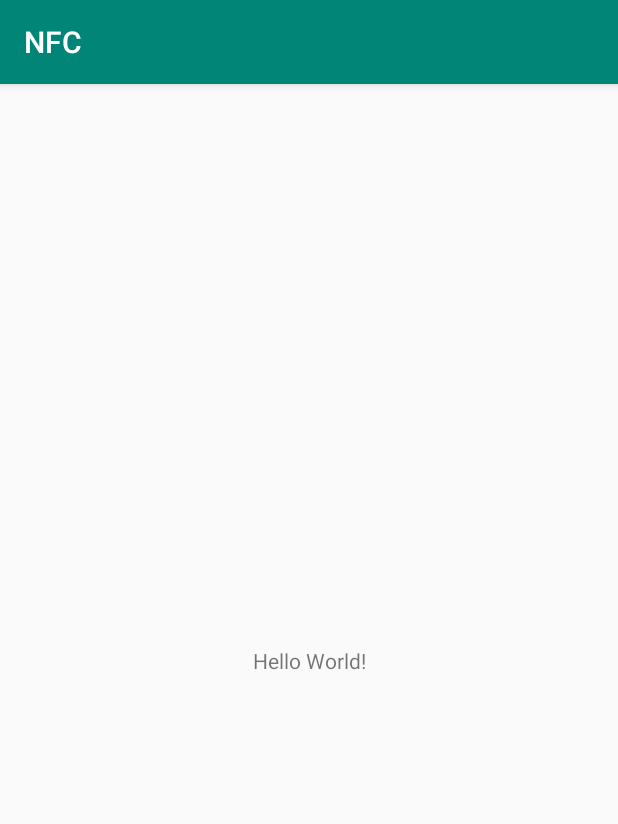
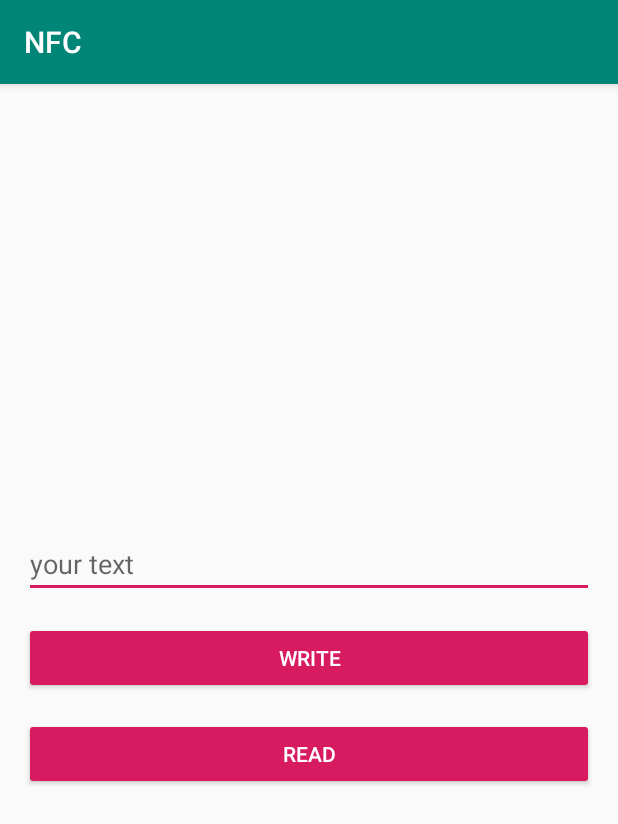
Before and after one commit to loisenjoki/NFC-Read-Write, an Android app: the screen it shows after launch (MainActivity), on a phone screen of 412 x 824 dp. Shown: the top 824 px of the screen. Run offline under Robolectric (Android 15) with nearby library versions, the phone set to English and light mode, and no system bars.

Commit message:
mvp setup

```diff
--- /dev/null
+++ b/app/src/main/java/com/luisa/nfc/UI/Activities/MainActivity.kt
@@ -0,0 +1,115 @@
+package com.luisa.nfc.UI.Activities
+
+import android.app.PendingIntent
+import android.content.Intent
+import android.content.IntentFilter
+import android.nfc.NfcAdapter
+import android.nfc.Tag
+import android.nfc.tech.Ndef
+import androidx.appcompat.app.AppCompatActivity
+import android.os.Bundle
+import android.util.Log
+import android.widget.Button
+import android.widget.EditText
+import android.widget.Toast
+import com.luisa.nfc.R
+import com.luisa.nfc.UI.Fragments.NFCReadFragment
+import com.luisa.nfc.UI.Fragments.NFCWriteFragment
+
+class MainActivity : AppCompatActivity() {
+
+
+    private lateinit var mEtMessage: EditText
+    private lateinit var mBtWrite: Button
+    private lateinit var mBtRead: Button
+    private lateinit var mNfcWriteFragment: NFCWriteFragment
+    private lateinit var mNfcReadFragment: NFCReadFragment
+
+
+    private var isDialogDisplayed = false
+    private var isWrite = false
+
+    private lateinit var mNfcAdapter: NfcAdapter
+
+    override fun onCreate(savedInstanceState: Bundle?) {
+        super.onCreate(savedInstanceState)
+        setContentView(R.layout.activity_main)
+
+        mNfcAdapter = NfcAdapter.getDefaultAdapter(this)
+        initviews()
+    }
+
+    private fun initviews() {
+        mEtMessage = findViewById(R.id.et_message) as EditText
+        mBtWrite = findViewById(R.id.btn_write) as Button
+        mBtRead = findViewById(R.id.btn_read) as Button
+
+        mBtWrite.setOnClickListener { view -> showWriteFragment() }
+        mBtRead.setOnClickListener { view -> showReadFragment() }
+    }
+
+    private fun showReadFragment() {
+
+    }
+
+    private fun showWriteFragment() {
+        isWrite = true
+
+        mNfcWriteFragment =
+            fragmentManager.findFragmentByTag(NFCWriteFragment.TAG) as NFCWriteFragment
+
+        if (mNfcWriteFragment == null) {
+
+            mNfcWriteFragment = NFCWriteFragment.newInstance()
+        }
+        mNfcWriteFragment.show(fragmentManager, NFCWriteFragment.TAG)
+    }
+
+    protected override fun onResume() {
+        super.onResume()
+        val tagDetected = IntentFilter(NfcAdapter.ACTION_TAG_DISCOVERED)
+        val ndefDetected = IntentFilter(NfcAdapter.ACTION_NDEF_DISCOVERED)
+        val techDetected = IntentFilter(NfcAdapter.ACTION_TECH_DISCOVERED)
+        val nfcIntentFilter = arrayOf(techDetected, tagDetected, ndefDetected)
+        val notifyIntent = Intent(this, MainActivity::class.java).apply {
+            flags = Intent.FLAG_ACTIVITY_SINGLE_TOP
+        }
+        val notifyPendingIntent = PendingIntent.getActivity(
+            this, 0, notifyIntent, PendingIntent.FLAG_UPDATE_CURRENT)
+
+    }
+
+    protected override fun onPause() {
+        super.onPause()
+        if (mNfcAdapter != null)
+            mNfcAdapter.disableForegroundDispatch(this)
+    }
+
+    protected override fun onNewIntent(intent: Intent) {
+        val tag = intent.getParcelableExtra<Tag>(NfcAdapter.EXTRA_TAG)
+
+        Log.d(TAG, "onNewIntent: " + intent.action!!)
+
+        if (tag != null) {
+            Toast.makeText(this, "tag detected", Toast.LENGTH_SHORT)
+                .show()
+            val ndef = Ndef.get(tag)
+
+            if (isDialogDisplayed) {
+
+                if (isWrite) {
+
+                    val messageToWrite = mEtMessage.getText().toString()
+                    mNfcWriteFragment =
+                        fragmentManager.findFragmentByTag(NFCWriteFragment.TAG) as NFCWriteFragment
+                    mNfcWriteFragment.onNfcDetected(ndef, messageToWrite)
+
+                }
+            }
+        }
+    }
+    companion object {
+
+        val TAG = MainActivity::class.java.simpleName
+    }
+}
--- a/app/src/main/res/layout/activity_main.xml
+++ b/app/src/main/res/layout/activity_main.xml
@@ -1,19 +1,36 @@
 <?xml version="1.0" encoding="utf-8"?>
-<androidx.constraintlayout.widget.ConstraintLayout
-    xmlns:android="http://schemas.android.com/apk/res/android"
+<RelativeLayout xmlns:android="http://schemas.android.com/apk/res/android"
     xmlns:tools="http://schemas.android.com/tools"
-    xmlns:app="http://schemas.android.com/apk/res-auto"
+    android:id="@+id/activity_main"
     android:layout_width="match_parent"
     android:layout_height="match_parent"
-    tools:context=".MainActivity">
+    android:paddingBottom="@dimen/activity_vertical_margin"
+    android:paddingLeft="@dimen/activity_horizontal_margin"
+    android:paddingRight="@dimen/activity_horizontal_margin"
+    android:paddingTop="@dimen/activity_vertical_margin"
+    android:gravity="center">
 
-    <TextView
-        android:layout_width="wrap_content"
+    <EditText
+        android:id="@+id/et_message"
+        android:layout_width="match_parent"
         android:layout_height="wrap_content"
-        android:text="Hello World!"
-        app:layout_constraintBottom_toBottomOf="parent"
-        app:layout_constraintLeft_toLeftOf="parent"
-        app:layout_constraintRight_toRightOf="parent"
-        app:layout_constraintTop_toTopOf="parent" />
+        android:hint="your text"/>
 
-</androidx.constraintlayout.widget.ConstraintLayout>
+    <Button
+        android:id="@+id/btn_write"
+        android:layout_width="match_parent"
+        android:layout_height="wrap_content"
+        android:layout_below="@+id/et_message"
+        android:layout_marginTop="@dimen/activity_horizontal_margin"
+        android:text="Write"
+        style="@style/Widget.AppCompat.Button.Colored"/>
+
+    <Button
+        android:id="@+id/btn_read"
+        android:layout_width="match_parent"
+        android:layout_height="wrap_content"
+        android:layout_below="@+id/btn_write"
+        android:layout_marginTop="@dimen/activity_horizontal_margin"
+        android:text="read"
+        style="@style/Widget.AppCompat.Button.Colored"/>
+</RelativeLayout>
--- a/app/src/main/res/mipmap-anydpi-v26/ic_launcher.xml
+++ b/app/src/main/res/mipmap-anydpi-v26/ic_launcher.xml
@@ -1,5 +1,5 @@
 <?xml version="1.0" encoding="utf-8"?>
 <adaptive-icon xmlns:android="http://schemas.android.com/apk/res/android">
-    <background android:drawable="@drawable/ic_launcher_background"/>
-    <foreground android:drawable="@drawable/ic_launcher_foreground"/>
+    <background android:drawable="@drawable/ic_launcher_background" />
+    <foreground android:drawable="@drawable/ic_launcher_foreground" />
 </adaptive-icon>
--- a/app/src/main/res/mipmap-anydpi-v26/ic_launcher_round.xml
+++ b/app/src/main/res/mipmap-anydpi-v26/ic_launcher_round.xml
@@ -1,5 +1,5 @@
 <?xml version="1.0" encoding="utf-8"?>
 <adaptive-icon xmlns:android="http://schemas.android.com/apk/res/android">
-    <background android:drawable="@drawable/ic_launcher_background"/>
-    <foreground android:drawable="@drawable/ic_launcher_foreground"/>
+    <background android:drawable="@drawable/ic_launcher_background" />
+    <foreground android:drawable="@drawable/ic_launcher_foreground" />
 </adaptive-icon>
--- /dev/null
+++ b/app/src/main/res/values/dimens.xml
@@ -0,0 +1,5 @@
+<resources>
+    <!-- Default screen margins, per the Android Design guidelines. -->
+    <dimen name="activity_horizontal_margin">16dp</dimen>
+    <dimen name="activity_vertical_margin">16dp</dimen>
+</resources>
--- a/gradle.properties
+++ b/gradle.properties
@@ -1,27 +1,21 @@
 # Project-wide Gradle settings.
-
 # IDE (e.g. Android Studio) users:
 # Gradle settings configured through the IDE *will override*
 # any settings specified in this file.
-
 # For more details on how to configure your build environment visit
 # http://www.gradle.org/docs/current/userguide/build_environment.html
-
 # Specifies the JVM arguments used for the daemon process.
 # The setting is particularly useful for tweaking memory settings.
 org.gradle.jvmargs=-Xmx1536m
-
 # When configured, Gradle will run in incubating parallel mode.
 # This option should only be used with decoupled projects. More details, visit
 # http://www.gradle.org/docs/current/userguide/multi_project_builds.html#sec:decoupled_projects
 # org.gradle.parallel=true
-
 # AndroidX package structure to make it clearer which packages are bundled with the
 # Android operating system, and which are packaged with your app's APK
 # https://developer.android.com/topic/libraries/support-library/androidx-rn
 android.useAndroidX=true
 # Automatically convert third-party libraries to use AndroidX
 android.enableJetifier=true
-
 # Kotlin code style for this project: "official" or "obsolete":
 kotlin.code.style=official
```
Also changed, not shown: app/src/main/AndroidManifest.xml (+5 -3 lines), app/src/main/java/com/luisa/nfc/MainActivity.kt (deleted, +0 -12 lines), app/src/main/java/com/luisa/nfc/UI/Fragments/NFCReadFragment.kt (added, +7 -0 lines), app/src/main/java/com/luisa/nfc/UI/Fragments/NFCWriteFragment.kt (added, +27 -0 lines), app/src/main/res/drawable-v24/ic_launcher_foreground.xml (+6 -6 lines), app/src/main/res/drawable/ic_launcher_background.xml (+166 -70 lines).
